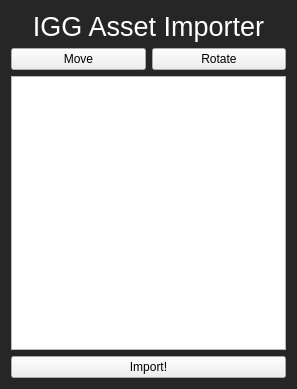
First picture: the form in BasicScripting/Plugins/UnrealPythonLibraryPlugin/Content/Python/QtWindows/QtWindowIGG.ui, repository viclw17/UEGym, before the edit.
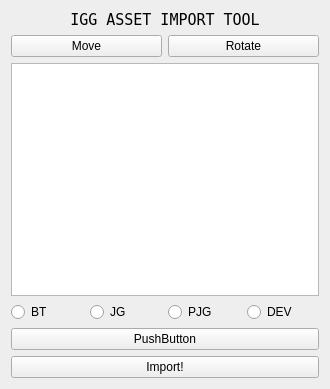
Second picture: the form after the edit.

What changed in the file:
```diff
--- a/BasicScripting/Plugins/UnrealPythonLibraryPlugin/Content/Python/QtWindows/QtWindowIGG.ui
+++ b/BasicScripting/Plugins/UnrealPythonLibraryPlugin/Content/Python/QtWindows/QtWindowIGG.ui
@@ -6,16 +6,215 @@
    <rect>
     <x>0</x>
     <y>0</y>
-    <width>297</width>
+    <width>330</width>
     <height>389</height>
    </rect>
   </property>
+  <property name="palette">
+   <palette>
+    <active>
+     <colorrole role="WindowText">
+      <brush brushstyle="SolidPattern">
+       <color alpha="255">
+        <red>255</red>
+        <green>255</green>
+        <blue>255</blue>
+       </color>
+      </brush>
+     </colorrole>
+     <colorrole role="Button">
+      <brush brushstyle="SolidPattern">
+       <color alpha="255">
+        <red>238</red>
+        <green>238</green>
+        <blue>238</blue>
+       </color>
+      </brush>
+     </colorrole>
+     <colorrole role="Text">
+      <brush brushstyle="SolidPattern">
+       <color alpha="255">
+        <red>255</red>
+        <green>255</green>
+        <blue>255</blue>
+       </color>
+      </brush>
+     </colorrole>
+     <colorrole role="ButtonText">
+      <brush brushstyle="SolidPattern">
+       <color alpha="255">
+        <red>255</red>
+        <green>255</green>
+        <blue>255</blue>
+       </color>
+      </brush>
+     </colorrole>
+     <colorrole role="Base">
+      <brush brushstyle="SolidPattern">
+       <color alpha="255">
+        <red>238</red>
+        <green>238</green>
+        <blue>238</blue>
+       </color>
+      </brush>
+     </colorrole>
+     <colorrole role="Window">
+      <brush brushstyle="SolidPattern">
+       <color alpha="255">
+        <red>238</red>
+        <green>238</green>
+        <blue>238</blue>
+       </color>
+      </brush>
+     </colorrole>
+     <colorrole role="PlaceholderText">
+      <brush brushstyle="NoBrush">
+       <color alpha="128">
+        <red>255</red>
+        <green>255</green>
+        <blue>255</blue>
+       </color>
+      </brush>
+     </colorrole>
+    </active>
+    <inactive>
+     <colorrole role="WindowText">
+      <brush brushstyle="SolidPattern">
+       <color alpha="255">
+        <red>255</red>
+        <green>255</green>
+        <blue>255</blue>
+       </color>
+      </brush>
+     </colorrole>
+     <colorrole role="Button">
+      <brush brushstyle="SolidPattern">
+       <color alpha="255">
+        <red>238</red>
+        <green>238</green>
+        <blue>238</blue>
+       </color>
+      </brush>
+     </colorrole>
+     <colorrole role="Text">
+      <brush brushstyle="SolidPattern">
+       <color alpha="255">
+        <red>255</red>
+        <green>255</green>
+        <blue>255</blue>
+       </color>
+      </brush>
+     </colorrole>
+     <colorrole role="ButtonText">
+      <brush brushstyle="SolidPattern">
+       <color alpha="255">
+        <red>255</red>
+        <green>255</green>
+        <blue>255</blue>
+       </color>
+      </brush>
+     </colorrole>
+     <colorrole role="Base">
+      <brush brushstyle="SolidPattern">
+       <color alpha="255">
+        <red>238</red>
+        <green>238</green>
+        <blue>238</blue>
+       </color>
+      </brush>
+     </colorrole>
+     <colorrole role="Window">
+      <brush brushstyle="SolidPattern">
+       <color alpha="255">
+        <red>238</red>
+        <green>238</green>
+        <blue>238</blue>
+       </color>
+      </brush>
+     </colorrole>
+     <colorrole role="PlaceholderText">
+      <brush brushstyle="NoBrush">
+       <color alpha="128">
+        <red>255</red>
+        <green>255</green>
+        <blue>255</blue>
+       </color>
+      </brush>
+     </colorrole>
+    </inactive>
+    <disabled>
+     <colorrole role="WindowText">
+      <brush brushstyle="SolidPattern">
+       <color alpha="255">
+        <red>255</red>
+        <green>255</green>
+        <blue>255</blue>
+       </color>
+      </brush>
+     </colorrole>
+     <colorrole role="Button">
+      <brush brushstyle="SolidPattern">
+       <color alpha="255">
+        <red>238</red>
+        <green>238</green>
+        <blue>238</blue>
+       </color>
+      </brush>
+     </colorrole>
+     <colorrole role="Text">
+      <brush brushstyle="SolidPattern">
+       <color alpha="255">
+        <red>255</red>
+        <green>255</green>
+        <blue>255</blue>
+       </color>
+      </brush>
+     </colorrole>
+     <colorrole role="ButtonText">
+      <brush brushstyle="SolidPattern">
+       <color alpha="255">
+        <red>255</red>
+        <green>255</green>
+        <blue>255</blue>
+       </color>
+      </brush>
+     </colorrole>
+     <colorrole role="Base">
+      <brush brushstyle="SolidPattern">
+       <color alpha="255">
+        <red>238</red>
+        <green>238</green>
+        <blue>238</blue>
+       </color>
+      </brush>
+     </colorrole>
+     <colorrole role="Window">
+      <brush brushstyle="SolidPattern">
+       <color alpha="255">
+        <red>238</red>
+        <green>238</green>
+        <blue>238</blue>
+       </color>
+      </brush>
+     </colorrole>
+     <colorrole role="PlaceholderText">
+      <brush brushstyle="NoBrush">
+       <color alpha="128">
+        <red>255</red>
+        <green>255</green>
+        <blue>255</blue>
+       </color>
+      </brush>
+     </colorrole>
+    </disabled>
+   </palette>
+  </property>
   <property name="windowTitle">
    <string>Form</string>
   </property>
   <property name="styleSheet">
    <string notr="true">QWidget#Form {
-	background-color:#262626;
+	background-color:#eeeeee;
 	color:white;
 }</string>
   </property>
@@ -24,14 +223,15 @@
     <widget class="QLabel" name="lbl_Title">
      <property name="font">
       <font>
-       <pointsize>20</pointsize>
+       <family>Fixedsys</family>
+       <pointsize>11</pointsize>
       </font>
      </property>
      <property name="styleSheet">
-      <string notr="true">color:white;</string>
+      <string notr="true"/>
      </property>
      <property name="text">
-      <string>IGG Asset Importer</string>
+      <string>IGG ASSET IMPORT TOOL</string>
      </property>
      <property name="alignment">
       <set>Qt::AlignCenter</set>
@@ -59,6 +259,57 @@
    <item>
     <widget class="QListView" name="listView"/>
    </item>
+   <item>
+    <layout class="QHBoxLayout" name="horizontalLayout">
+     <item>
+      <widget class="QRadioButton" name="radioButton_2">
+       <property name="font">
+        <font>
+         <weight>50</weight>
+         <bold>false</bold>
+        </font>
+       </property>
+       <property name="layoutDirection">
+        <enum>Qt::LeftToRight</enum>
+       </property>
+       <property name="autoFillBackground">
+        <bool>false</bool>
+       </property>
+       <property name="text">
+        <string>BT</string>
+       </property>
+      </widget>
+     </item>
+     <item>
+      <widget class="QRadioButton" name="radioButton">
+       <property name="text">
+        <string>JG</string>
+       </property>
+      </widget>
+     </item>
+     <item>
+      <widget class="QRadioButton" name="radioButton_3">
+       <property name="text">
+        <string>PJG</string>
+       </property>
+      </widget>
+     </item>
+     <item>
+      <widget class="QRadioButton" name="radioButton_4">
+       <property name="text">
+        <string>DEV</string>
+       </property>
+      </widget>
+     </item>
+    </layout>
+   </item>
+   <item>
+    <widget class="QPushButton" name="pushButton">
+     <property name="text">
+      <string>PushButton</string>
+     </property>
+    </widget>
+   </item>
    <item>
     <widget class="QPushButton" name="button_Import">
      <property name="text">
```
